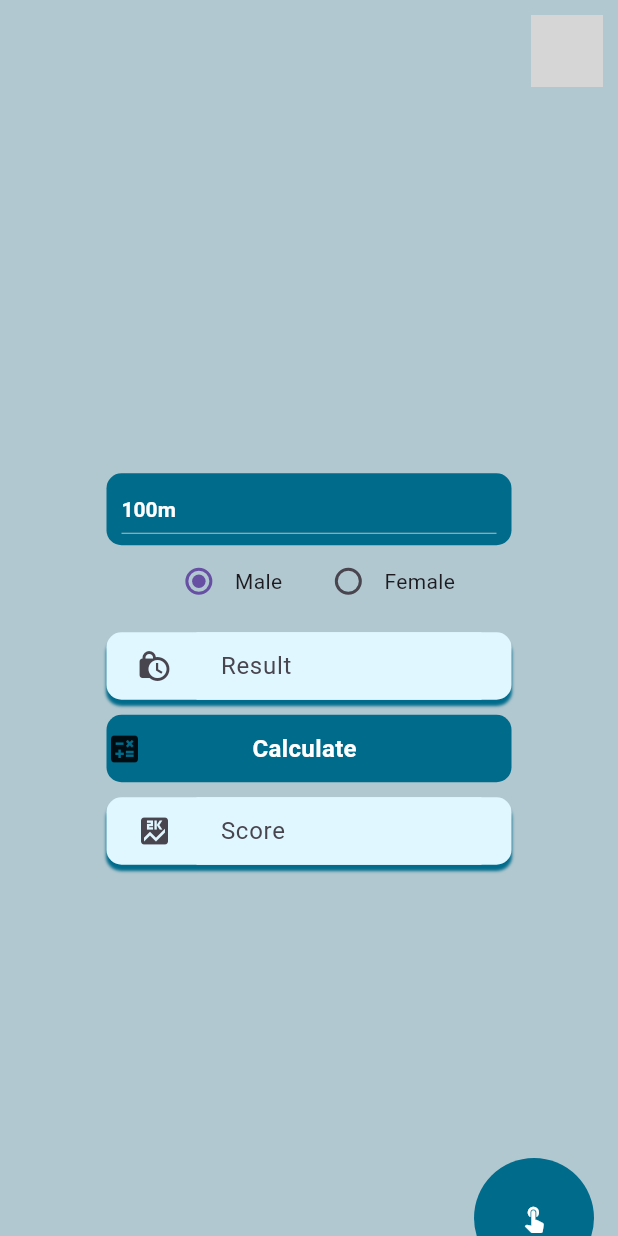
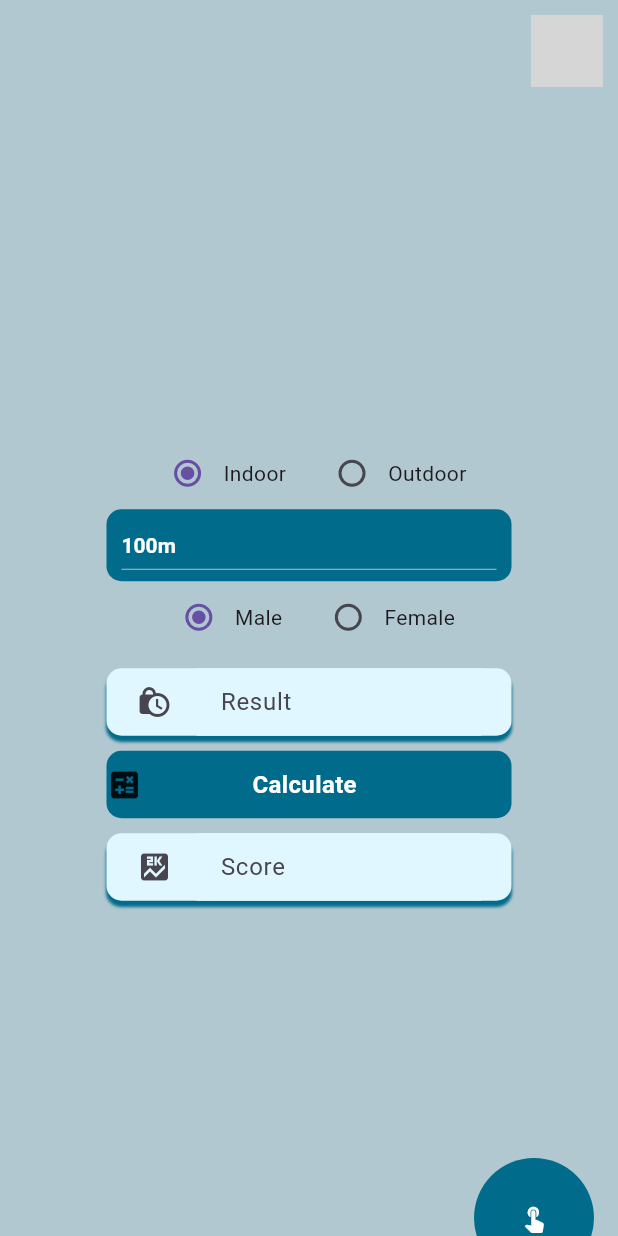
Before and after one commit to MohamaddMortada/AI-Front-End, a Flutter app: the Calculate screen opened by its route, on a phone screen of 412 x 824 dp. Run offline on Flutter 3.47's test engine with Material 3 defaults, Android fonts, the phone set to English and light mode, and no system bars; our stand-ins replace flutter_secure_storage, get, image_picker; accounts and stored records are empty; network calls fail; grey boxes are pictures that could not be loaded.

Commit message:
Creating Indoor/outdoor radio button

```diff
--- a/lib/pages/calculate.dart
+++ b/lib/pages/calculate.dart
@@ -14,12 +14,25 @@ class _CalculateState extends State<Calculate> {
   final TextEditingController scoreController = TextEditingController();
 
   final List<String> events = [
-    '100m', '200m', '400m', '110mh', '400mh', '800m', '1000m', '1500m',
-    '3000m', '3000m st', '5000m', '10000m', '21.1k', '42.2k'
+    '100m',
+    '200m',
+    '400m',
+    '110mh',
+    '400mh',
+    '800m',
+    '1000m',
+    '1500m',
+    '3000m',
+    '3000m st',
+    '5000m',
+    '10000m',
+    '21.1k',
+    '42.2k'
   ];
 
   String _selectedEvent = '100m';
   String? _selectedGender = 'Male';
+  String? _selectedStaduim = 'Indoor';
 
   @override
   Widget build(BuildContext context) {
@@ -32,7 +45,32 @@ class _CalculateState extends State<Calculate> {
               children: [
                 const ProfileBar(),
                 const Spacer(),
-
+                Row(
+                  mainAxisAlignment: MainAxisAlignment.center,
+                  children: [
+                    Radio<String>(
+                      value: 'Indoor',
+                      groupValue: _selectedStaduim,
+                      onChanged: (String? value) {
+                        setState(() {
+                          _selectedStaduim = value;
+                        });
+                      },
+                    ),
+                    const Text('Indoor'),
+                    const SizedBox(width: 20),
+                    Radio<String>(
+                      value: 'Outdoor',
+                      groupValue: _selectedStaduim,
+                      onChanged: (String? value) {
+                        setState(() {
+                          _selectedStaduim = value;
+                        });
+                      },
+                    ),
+                    const Text('Outdoor'),
+                  ],
+                ),
                 Container(
                   alignment: Alignment.center,
                   width: 270,
@@ -88,11 +126,9 @@ class _CalculateState extends State<Calculate> {
                     const Text('Female'),
                   ],
                 ),
-
                 const SizedBox(
                   height: 10,
                 ),
-
                 Input(
                   text: 'Result',
                   icon: const Icon(Icons.lock_clock),
@@ -103,13 +139,11 @@ class _CalculateState extends State<Calculate> {
                 const SizedBox(
                   height: 10,
                 ),
-
                 const ButtonSecondary(
                     text: 'Calculate', icon: Icon(Icons.calculate)),
                 const SizedBox(
                   height: 10,
                 ),
-
                 Input(
                   text: 'Score',
                   icon: const Icon(Icons.score),
```
